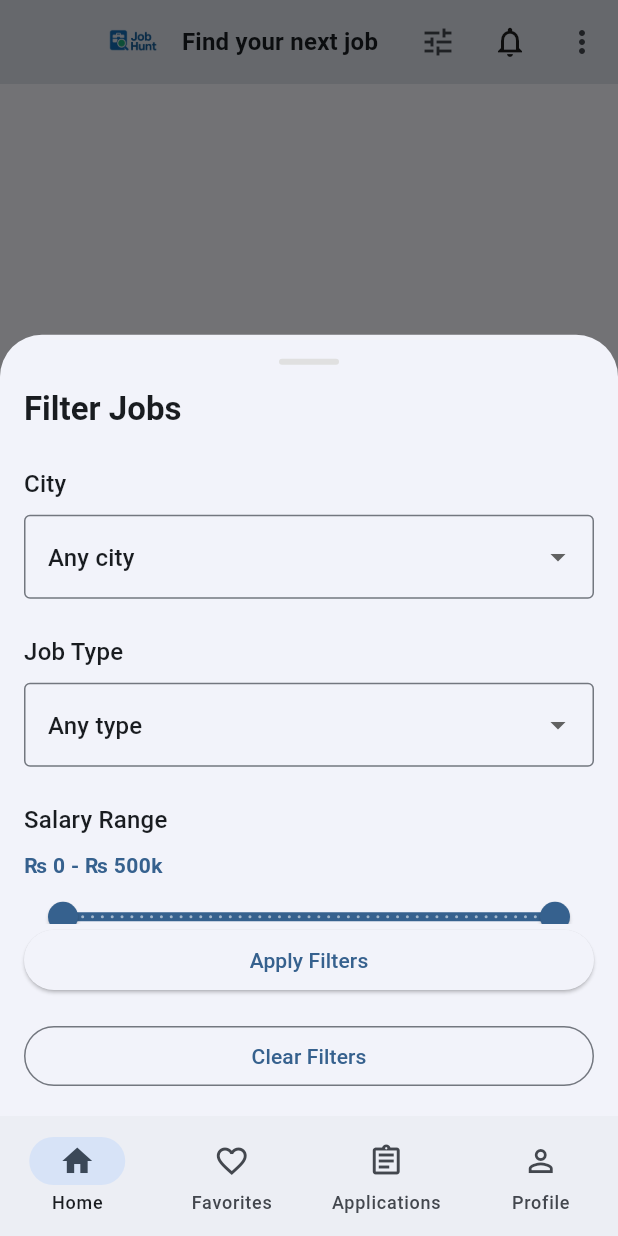
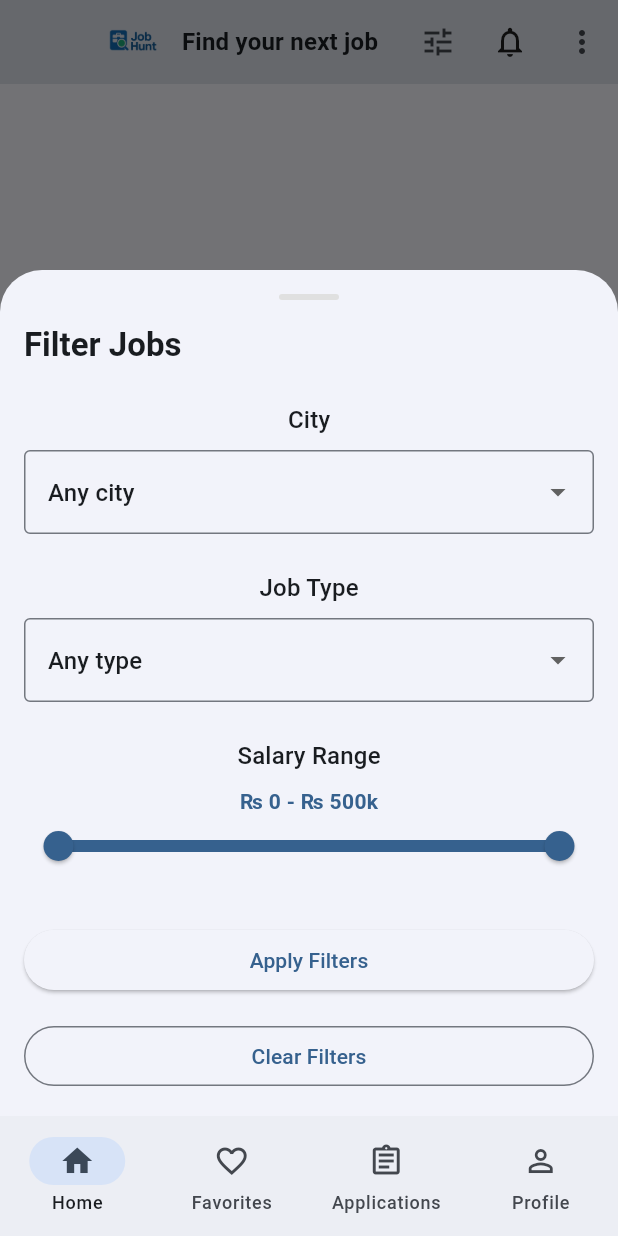
Before and after one commit to muhammadmilhan97/JobHunt, a Flutter app: the SeekerHomePage screen opened by its route, scrolled down 352 dp, after a tap on the "tune" icon, on a phone screen of 412 x 824 dp. Run offline on Flutter 3.47's test engine with Material 3 defaults, Android fonts, the phone set to English and light mode, and no system bars; our stand-ins replace cloud_firestore, cloud_functions, file_picker, firebase_analytics, firebase_auth, firebase_core and 9 more; missing offline and left inert: cloudinary; accounts and stored records are empty.

Commit message:
Fixed Search and Filters in Job Seeker Dashboard

```diff
--- a/lib/features/seeker/home/seeker_home_page.dart
+++ b/lib/features/seeker/home/seeker_home_page.dart
@@ -24,6 +24,7 @@ class _SeekerHomePageState extends ConsumerState<SeekerHomePage> {
   String? _selectedType;
   double _minSalary = 0;
   double _maxSalary = 500000;
+  String _searchQuery = '';
 
   @override
   Widget build(BuildContext context) {
@@ -107,7 +108,9 @@ class _SeekerHomePageState extends ConsumerState<SeekerHomePage> {
                             .withOpacity(0.5),
                       ),
                       onChanged: (value) {
-                        // TODO: Implement search functionality
+                        setState(() {
+                          _searchQuery = value.trim();
+                        });
                       },
                     ),
                   ),
@@ -119,7 +122,12 @@ class _SeekerHomePageState extends ConsumerState<SeekerHomePage> {
                     height: 60,
                     child: categoriesAsync.when(
                       data: (categories) {
-                        final allCategories = ['All', ...categories];
+                        // Remove duplicates and any existing 'All'
+                        final unique = categories
+                            .where((c) => c.trim().isNotEmpty && c != 'All')
+                            .toSet()
+                            .toList();
+                        final allCategories = ['All', ...unique];
                         return ListView.builder(
                           scrollDirection: Axis.horizontal,
                           padding: const EdgeInsets.symmetric(horizontal: 16),
@@ -293,6 +301,18 @@ class _SeekerHomePageState extends ConsumerState<SeekerHomePage> {
 
   List<Job> _filterJobs(List<Job> jobs) {
     return jobs.where((job) {
+      // Search filter (title, company, description, skills)
+      if (_searchQuery.isNotEmpty) {
+        final q = _searchQuery.toLowerCase();
+        final inTitle = job.title.toLowerCase().contains(q);
+        final inCompany = job.company.toLowerCase().contains(q);
+        final inDesc = job.description.toLowerCase().contains(q);
+        final inSkills = job.skills.any((s) => s.toLowerCase().contains(q));
+        if (!(inTitle || inCompany || inDesc || inSkills)) {
+          return false;
+        }
+      }
+
       // Category filter
       if (_selectedCategory != 'All' && job.category != _selectedCategory) {
         return false;
@@ -314,7 +334,7 @@ class _SeekerHomePageState extends ConsumerState<SeekerHomePage> {
         }
       }
 
-      // Salary filter
+      // Salary filter (respect nulls: if salary not provided, don't exclude)
       if (job.salaryMin != null && job.salaryMin! < _minSalary) {
         return false;
       }
@@ -424,16 +444,17 @@ class _SeekerHomePageState extends ConsumerState<SeekerHomePage> {
     showModalBottomSheet(
       context: context,
       isScrollControlled: true,
+      enableDrag: false,
       builder: (context) => Consumer(
         builder: (context, ref, child) {
           final typesAsync = ref.watch(jobTypesProvider);
+          // Use local state inside the sheet to avoid gesture/state conflicts
+          double localMin = _minSalary;
+          double localMax = _maxSalary;
 
-          return DraggableScrollableSheet(
-            initialChildSize: 0.7,
-            minChildSize: 0.5,
-            maxChildSize: 0.9,
-            expand: false,
-            builder: (context, scrollController) => Container(
+          return StatefulBuilder(
+            builder: (context, setLocal) => SafeArea(
+              child: SingleChildScrollView(
                 padding: const EdgeInsets.all(16),
                 child: Column(
                   crossAxisAlignment: CrossAxisAlignment.start,
@@ -460,9 +481,8 @@ class _SeekerHomePageState extends ConsumerState<SeekerHomePage> {
                     ),
                     const SizedBox(height: 24),
 
-                  Expanded(
-                    child: ListView(
-                      controller: scrollController,
+                    // Content
+                    Column(
                       children: [
                         // City filter
                         Text(
@@ -539,7 +559,7 @@ class _SeekerHomePageState extends ConsumerState<SeekerHomePage> {
                         ),
                         const SizedBox(height: 8),
                         Text(
-                          '₨ ${CurrencyFormatter.compact(_minSalary)} - ₨ ${CurrencyFormatter.compact(_maxSalary)}',
+                          '₨ ${CurrencyFormatter.compact(localMin)} - ₨ ${CurrencyFormatter.compact(localMax)}',
                           style: Theme.of(context)
                               .textTheme
                               .bodyMedium
@@ -548,25 +568,35 @@ class _SeekerHomePageState extends ConsumerState<SeekerHomePage> {
                                 fontWeight: FontWeight.w600,
                               ),
                         ),
-                        RangeSlider(
-                          values: RangeValues(_minSalary, _maxSalary),
+                        SliderTheme(
+                          data: SliderTheme.of(context).copyWith(
+                            trackHeight: 6,
+                            thumbShape: const RoundSliderThumbShape(
+                              enabledThumbRadius: 12,
+                            ),
+                            overlayShape: const RoundSliderOverlayShape(
+                              overlayRadius: 20,
+                            ),
+                          ),
+                          child: RangeSlider(
+                            values: RangeValues(localMin, localMax),
                             min: 0,
                             max: 500000,
                             divisions: 50,
                             labels: RangeLabels(
-                            CurrencyFormatter.compact(_minSalary),
-                            CurrencyFormatter.compact(_maxSalary),
+                              CurrencyFormatter.compact(localMin),
+                              CurrencyFormatter.compact(localMax),
                             ),
                             onChanged: (values) {
-                            setState(() {
-                              _minSalary = values.start;
-                              _maxSalary = values.end;
+                              setLocal(() {
+                                localMin = values.start;
+                                localMax = values.end;
                               });
                             },
                           ),
+                        ),
                         const SizedBox(height: 32),
                       ],
-                    ),
                     ),
 
                     // Apply button
@@ -575,7 +605,10 @@ class _SeekerHomePageState extends ConsumerState<SeekerHomePage> {
                       child: ElevatedButton(
                         onPressed: () {
                           Navigator.pop(context);
-                        setState(() {}); // Trigger rebuild with new filters
+                          setState(() {
+                            _minSalary = localMin;
+                            _maxSalary = localMax;
+                          });
                         },
                         child: const Text('Apply Filters'),
                       ),
@@ -601,6 +634,7 @@ class _SeekerHomePageState extends ConsumerState<SeekerHomePage> {
                   ],
                 ),
               ),
+            ),
           );
         },
       ),
```
Lines whose indentation alone changed are shown as unchanged.
